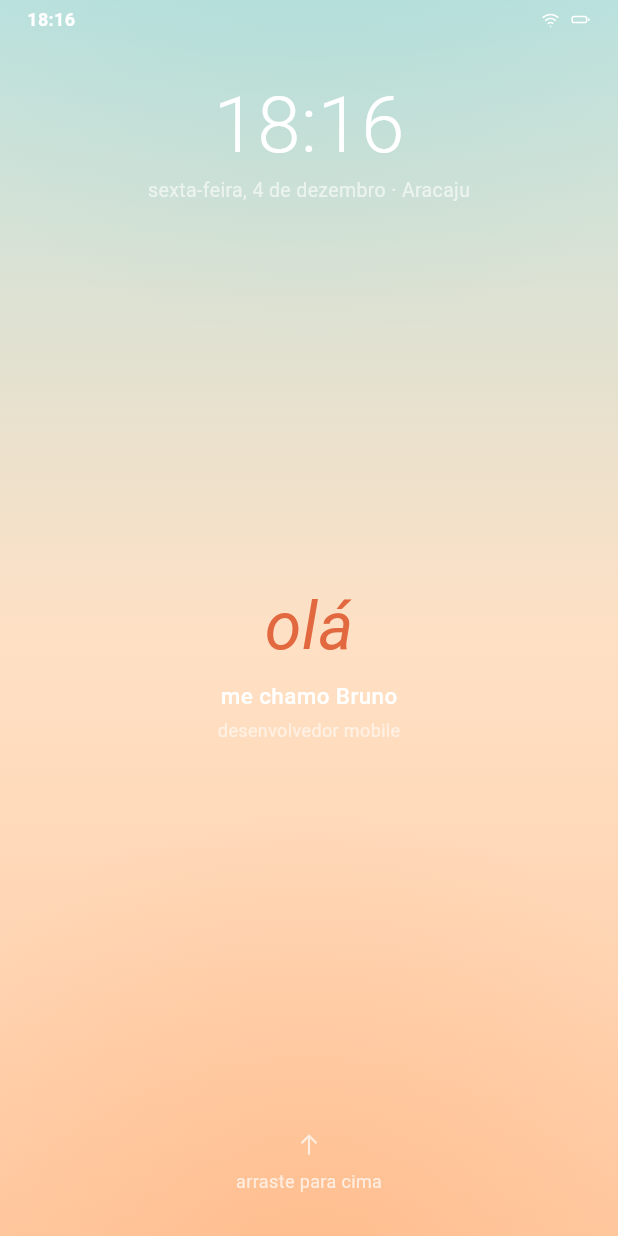
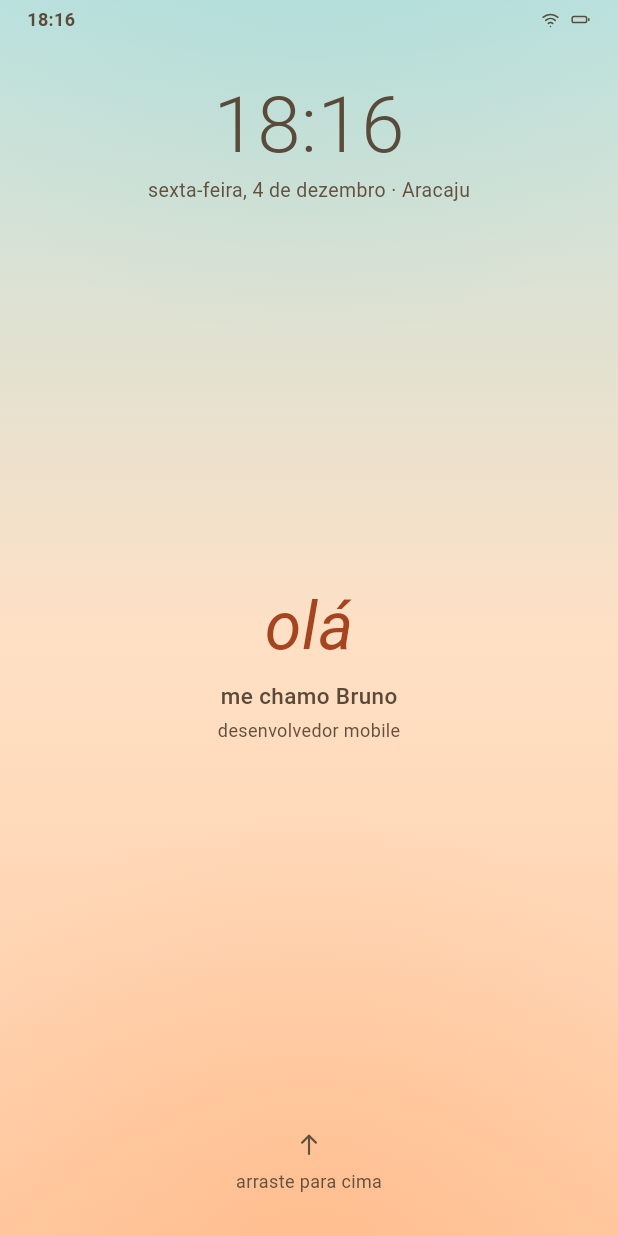
Before and after one commit to brunordrdev/portfolio-os, a Flutter app: the screen it shows after launch, on a phone screen of 412 x 824 dp. Run offline on Flutter 3.47's test engine with Material 3 defaults, Android fonts, the phone set to English and light mode, and no system bars; our stand-ins replace clock, flutter_svg, go_router.

Commit message:
Separar cor de ladrilho de cor de papel de parede
textPrimary fazia dois trabalhos com cores opostas. Dentro do ladrilho,
que é escuro no tema escuro e colorido no claro, o certo é branco. Sobre o
papel de parede, que é claro no tema claro, branco é invisível. Um token
só para os dois deixou os rótulos da tela inicial em 1,3:1 desde o
primeiro commit.

textPrimary vira onTile — glifo e número do selo, o que é desenhado dentro
do ladrilho. Entram onWallpaper e onWallpaperMuted para o que fica sobre o
papel de parede: rótulo do ícone, relógio e ícones da barra de status,
indicador de home e a tela de bloqueio inteira.

O apagado deixa de ser alfa por cima e passa a ser cor própria. Alfa não
apaga o texto, mistura ele com o fundo: "arraste para cima" com 70% de
opacidade sobre o brilho quente dava 2,96:1, e o número do token não
denunciava porque a cor medida não era a cor pintada.

A medição virou teste da suíte. Ela lê o pixel real atrás de cada
elemento, compõe cor com alfa antes de medir e falha abaixo de 4,5:1, nos
quatro modos. Foram 52 medições. Regra documentada no CLAUDE.md.

Três valores mudaram em relação aos propostos, porque a medição reprovou:

  escuro onWallpaperMuted  8D8478 -> B8AEA0   (2,87:1 -> 4,83:1)
  claro  onWallpaperMuted  6B5747 -> 63503F   (4,32:1 -> 4,84:1)
  claro  accent           E2683F -> A64420   (2,65:1 -> 4,81:1)

Os dois primeiros falhavam no rodapé, onde o brilho quente é mais forte —
no escuro o apagado precisou clarear, no claro escurecer. O terceiro é o
"olá": ele é escrito em accent, não em onWallpaper, e o accent claro
reprovava. Está fora do que foi pedido e merece revisão.

Retratos regerados. exemplo.png movido para docs/design/.

Co-Authored-By: Claude Opus 5 (1M context) <noreply@anthropic.com>

```diff
--- a/lib/core/theme/tokens.dart
+++ b/lib/core/theme/tokens.dart
@@ -14,7 +14,9 @@ class AppTokens {
     required this.surface,
     required this.surfaceBorder,
     required this.dockFill,
-    required this.textPrimary,
+    required this.onTile,
+    required this.onWallpaper,
+    required this.onWallpaperMuted,
     required this.textSecondary,
     required this.accent,
     required this.badge,
@@ -45,10 +47,22 @@ class AppTokens {
   /// Vidro da doca, com alfa.
   final Color dockFill;
 
-  /// Texto sobre o papel de parede e rótulo de ícone.
-  final Color textPrimary;
+  /// Cor de tudo que é desenhado DENTRO de um ladrilho: o glifo do ícone e
+  /// o número do selo. O ladrilho é escuro no tema escuro e colorido no
+  /// claro, então nos dois casos o que fica em cima dele é claro.
+  ///
+  /// Nunca use isto sobre o papel de parede: foi exatamente essa confusão
+  /// que deixou o rótulo dos ícones em 1,3:1 no tema claro.
+  final Color onTile;
 
-  /// Texto de apoio dentro de superfícies.
+  /// Texto sobre o papel de parede.
+  final Color onWallpaper;
+
+  /// Texto de apoio sobre o papel de parede — data, cargo, dica. Mais fraco
+  /// que `onWallpaper`, mas ainda legível: é cor própria, não alfa por cima.
+  final Color onWallpaperMuted;
+
+  /// Texto de apoio dentro de superfícies claras (cartões, folhas).
   final Color textSecondary;
 
   /// Âmbar da identidade: seleção, foco, destaque.
@@ -91,7 +105,9 @@ class AppTokens {
     // escuro o bastante para não virar contorno desenhado.
     surfaceBorder: Color(0xFF4A4238),
     dockFill: Color(0x9E28241E),
-    textPrimary: Color(0xFFECE5D9),
+    onTile: Color(0xFFECE5D9),
+    onWallpaper: Color(0xFFECE5D9),
+    onWallpaperMuted: Color(0xFFB8AEA0),
     textSecondary: Color(0xFF8D8478),
     accent: Color(0xFFE8A94E),
     badge: Color(0xFFE2532F),
@@ -122,9 +138,11 @@ class AppTokens {
     surface: Color(0xFFFFFFFF),
     surfaceBorder: Color(0xFFE2DBD0),
     dockFill: Color(0x57FFFFFF),
-    textPrimary: Color(0xFFFFFFFF),
+    onTile: Color(0xFFFFFFFF),
+    onWallpaper: Color(0xFF5A4A3A),
+    onWallpaperMuted: Color(0xFF63503F),
     textSecondary: Color(0xFF948B7D),
-    accent: Color(0xFFE2683F),
+    accent: Color(0xFFA64420),
     badge: Color(0xFFE2532F),
     wallpaperTop: Color(0xFFBFE3E0),
     wallpaperMid: Color(0xFFFFE0C4),
--- a/lib/features/about/about_screen.dart
+++ b/lib/features/about/about_screen.dart
@@ -14,7 +14,7 @@ class AboutScreen extends StatelessWidget {
       body: Center(
         child: Text(
           'Sobre',
-          style: TextStyle(color: tokens.textPrimary, fontSize: 20),
+          style: TextStyle(color: tokens.onWallpaper, fontSize: 20),
         ),
       ),
     );
--- a/lib/features/contact/contact_screen.dart
+++ b/lib/features/contact/contact_screen.dart
@@ -21,7 +21,7 @@ class ContactScreen extends StatelessWidget {
       body: Center(
         child: Text(
           channel,
-          style: TextStyle(color: tokens.textPrimary, fontSize: 20),
+          style: TextStyle(color: tokens.onWallpaper, fontSize: 20),
         ),
       ),
     );
--- a/lib/features/experience/experience_screen.dart
+++ b/lib/features/experience/experience_screen.dart
@@ -14,7 +14,7 @@ class ExperienceScreen extends StatelessWidget {
       body: Center(
         child: Text(
           'Experiência',
-          style: TextStyle(color: tokens.textPrimary, fontSize: 20),
+          style: TextStyle(color: tokens.onWallpaper, fontSize: 20),
         ),
       ),
     );
--- a/lib/features/lock/lock_screen.dart
+++ b/lib/features/lock/lock_screen.dart
@@ -126,7 +126,7 @@ class _LockScreenState extends State<LockScreen> {
                   builder: (context, time) => Text(
                     clockText(time),
                     style: TextStyle(
-                      color: tokens.textPrimary,
+                      color: tokens.onWallpaper,
                       fontSize: 52,
                       fontWeight: FontWeight.w300,
                       fontFamilyFallback: spec.fontFallback,
@@ -138,7 +138,7 @@ class _LockScreenState extends State<LockScreen> {
                 Text(
                   '${_dateLine(now)} · Aracaju',
                   style: TextStyle(
-                    color: tokens.textPrimary.withValues(alpha: 0.62),
+                    color: tokens.onWallpaperMuted,
                     fontSize: 13,
                     fontFamilyFallback: spec.fontFallback,
                   ),
@@ -158,7 +158,7 @@ class _LockScreenState extends State<LockScreen> {
                 Text(
                   'me chamo Bruno',
                   style: TextStyle(
-                    color: tokens.textPrimary,
+                    color: tokens.onWallpaper,
                     fontSize: 15,
                     fontWeight: FontWeight.w500,
                     fontFamilyFallback: spec.fontFallback,
@@ -168,7 +168,7 @@ class _LockScreenState extends State<LockScreen> {
                 Text(
                   'desenvolvedor mobile',
                   style: TextStyle(
-                    color: tokens.textPrimary.withValues(alpha: 0.58),
+                    color: tokens.onWallpaperMuted,
                     fontSize: 12,
                     fontFamilyFallback: spec.fontFallback,
                   ),
@@ -176,7 +176,7 @@ class _LockScreenState extends State<LockScreen> {
                 const Spacer(),
                 IconTheme(
                   data: IconThemeData(
-                    color: tokens.textPrimary.withValues(alpha: 0.7),
+                    color: tokens.onWallpaperMuted,
                     size: 20,
                   ),
                   child: AppGlyph(AppGlyphs.arrowUp),
@@ -185,7 +185,7 @@ class _LockScreenState extends State<LockScreen> {
                 Text(
                   'arraste para cima',
                   style: TextStyle(
-                    color: tokens.textPrimary.withValues(alpha: 0.7),
+                    color: tokens.onWallpaperMuted,
                     fontSize: 12,
                     fontFamilyFallback: spec.fontFallback,
                   ),
--- a/lib/features/minha_caneta/pen_screen.dart
+++ b/lib/features/minha_caneta/pen_screen.dart
@@ -14,7 +14,7 @@ class PenScreen extends StatelessWidget {
       body: Center(
         child: Text(
           'Minha Caneta',
-          style: TextStyle(color: tokens.textPrimary, fontSize: 20),
+          style: TextStyle(color: tokens.onWallpaper, fontSize: 20),
         ),
       ),
     );
--- a/lib/features/projects/projects_screen.dart
+++ b/lib/features/projects/projects_screen.dart
@@ -14,7 +14,7 @@ class ProjectsScreen extends StatelessWidget {
       body: Center(
         child: Text(
           'Projetos',
-          style: TextStyle(color: tokens.textPrimary, fontSize: 20),
+          style: TextStyle(color: tokens.onWallpaper, fontSize: 20),
         ),
       ),
     );
--- a/lib/features/resume/resume_screen.dart
+++ b/lib/features/resume/resume_screen.dart
@@ -14,7 +14,7 @@ class ResumeScreen extends StatelessWidget {
       body: Center(
         child: Text(
           'Currículo',
-          style: TextStyle(color: tokens.textPrimary, fontSize: 20),
+          style: TextStyle(color: tokens.onWallpaper, fontSize: 20),
         ),
       ),
     );
--- a/lib/features/settings/settings_screen.dart
+++ b/lib/features/settings/settings_screen.dart
@@ -14,7 +14,7 @@ class SettingsScreen extends StatelessWidget {
       body: Center(
         child: Text(
           'Ajustes',
-          style: TextStyle(color: tokens.textPrimary, fontSize: 20),
+          style: TextStyle(color: tokens.onWallpaper, fontSize: 20),
         ),
       ),
     );
--- a/lib/shared/widgets/app_icon.dart
+++ b/lib/shared/widgets/app_icon.dart
@@ -52,7 +52,7 @@ class AppIcon extends StatelessWidget {
     // No escuro o ladrilho é neutro e o glifo carrega a matiz. No claro a
     // relação inverte: o ladrilho recebe a matiz e o glifo fica branco.
     final tileColor = isDark ? tokens.surface : hue;
-    final glyphColor = isDark ? hue : tokens.textPrimary;
+    final glyphColor = isDark ? hue : tokens.onTile;
 
     // O selo transborda o canto do ladrilho — é assim que um aviso se lê.
     // Mas nada pintado fora dos limites do widget recebe toque: por isso o
@@ -108,7 +108,7 @@ class AppIcon extends StatelessWidget {
                 count: badge!,
                 diameter: badgeDiameter,
                 fill: tokens.badge,
-                textColor: tokens.textPrimary,
+                textColor: tokens.onTile,
               ),
             ),
         ],
@@ -134,7 +134,7 @@ class AppIcon extends StatelessWidget {
               overflow: TextOverflow.ellipsis,
               textAlign: TextAlign.center,
               style: TextStyle(
-                color: tokens.textPrimary,
+                color: tokens.onWallpaper,
                 fontSize: spec.appLabelSize,
                 fontWeight: spec.appLabelWeight,
                 height: 1.2,
--- a/lib/shared/widgets/home_indicator.dart
+++ b/lib/shared/widgets/home_indicator.dart
@@ -18,7 +18,7 @@ class HomeIndicator extends StatelessWidget {
       width: 134,
       height: 5,
       decoration: BoxDecoration(
-        color: tokens.textPrimary.withValues(alpha: 0.55),
+        color: tokens.onWallpaperMuted,
         borderRadius: BorderRadius.circular(3),
       ),
     );
--- a/lib/shared/widgets/status_bar.dart
+++ b/lib/shared/widgets/status_bar.dart
@@ -27,7 +27,7 @@ class StatusBar extends StatelessWidget {
               builder: (context, now) => Text(
                 clockText(now),
                 style: TextStyle(
-                  color: tokens.textPrimary,
+                  color: tokens.onWallpaper,
                   fontSize: 12,
                   fontWeight: FontWeight.w600,
                   fontFamilyFallback: spec.fontFallback,
@@ -37,7 +37,7 @@ class StatusBar extends StatelessWidget {
             ),
             const Spacer(),
             IconTheme(
-              data: IconThemeData(color: tokens.textPrimary, size: 14),
+              data: IconThemeData(color: tokens.onWallpaper, size: 14),
               child: Row(
                 children: [
                   AppGlyph(AppGlyphs.wifi),
```
Also changed, not shown: docs/design/exemplo.png (renamed from exemplo.png), 4 other files.
